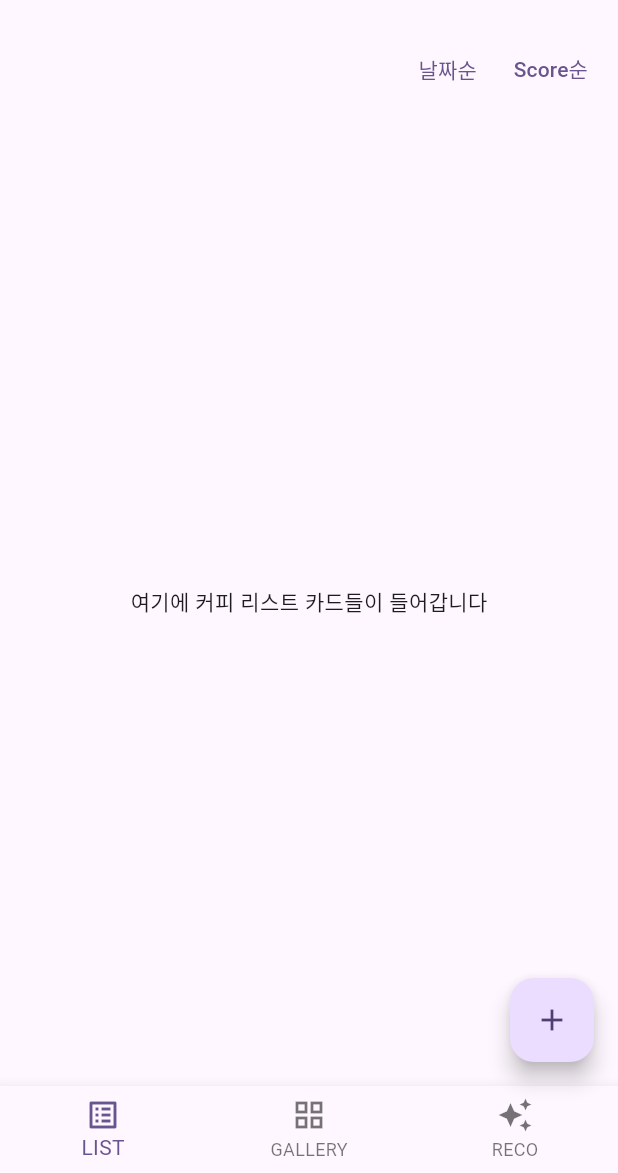
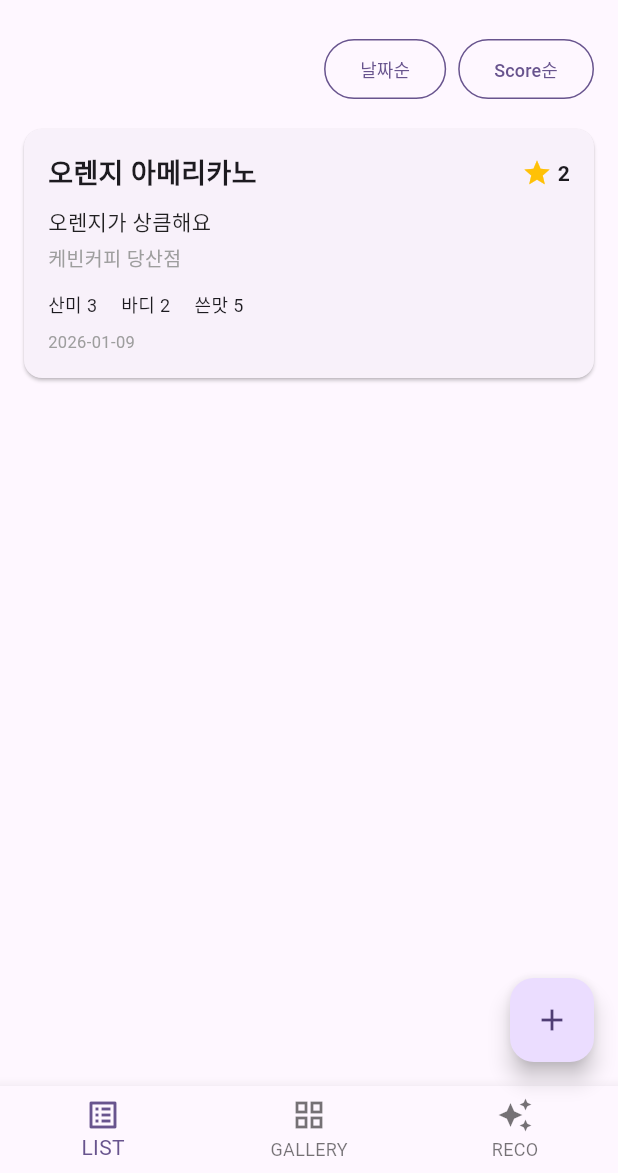
Before and after one commit to latte0415/MADCAMP-W1-Coffee-Note, a Flutter app: the screen it shows after launch, after a tap on "날짜순", on a phone screen of 412 x 824 dp, the part 63-1236 px from its top. Run offline on Flutter 3.47's test engine with Material 3 defaults, Android fonts, the phone set to English and light mode, and no system bars; our stand-ins replace sqflite; accounts and stored records are empty.

Commit message:
list card

```diff
--- a/lib/main.dart
+++ b/lib/main.dart
@@ -1,8 +1,37 @@
 import 'package:flutter/material.dart';
 import 'main_page.dart';
 import 'pages/db_test_page.dart';
+import 'models/note.dart'; // [추가]
+import 'services/note_service.dart'; // [추가]
+import 'package:uuid/uuid.dart'; // [추가] uuid 패키지 필요
 
-void main() {
+// void main() {
+//   runApp(const MyApp());
+// }
+
+void main() async {
+  WidgetsFlutterBinding.ensureInitialized();
+
+  // 앱 실행 시 딱 한 번만 실행되는 테스트 코드
+  final service = NoteService.instance;
+  final notes = await service.getAllNotes();
+
+  if (notes.isEmpty) {
+    await service.createNote(Note(
+      id: "test_${DateTime.now().millisecondsSinceEpoch}",
+      location: "케빈커피 당산점",
+      menu: "오렌지 아메리카노",
+      levelAcidity: 3,
+      levelBody: 2,
+      levelBitterness: 5,
+      comment: "오렌지가 상큼해요",
+      score: 2,
+      drankAt: DateTime.now(),
+      createdAt: DateTime.now(),
+      updatedAt: DateTime.now(),
+    ));
+  }
+
   runApp(const MyApp());
 }
 
@@ -33,8 +62,8 @@ class MyApp extends StatelessWidget {
         colorScheme: ColorScheme.fromSeed(seedColor: Colors.deepPurple),
       ),
 
-      home: const MainPage(),
-//       home: DbTestPage(),
+       home: const MainPage(),
+   //    home: DbTestPage(),
     );
   }
 }
--- a/lib/pages/list_page.dart
+++ b/lib/pages/list_page.dart
@@ -1,4 +1,6 @@
 import 'package:flutter/material.dart';
+import '../../models/note.dart';
+import '../../services/note_service.dart';
 
 class ListPage extends StatelessWidget {
   const ListPage({super.key});
@@ -7,22 +9,148 @@ class ListPage extends StatelessWidget {
   Widget build(BuildContext context) {
     return Column(
       children: [
-        // 1. 정렬 버튼 영역 (피그마 1-0-0 상단)
+        // 1. 상단 정렬 버튼
         Padding(
-          padding: const EdgeInsets.all(8.0),
+          padding: const EdgeInsets.symmetric(horizontal: 16, vertical: 8),
           child: Row(
             mainAxisAlignment: MainAxisAlignment.end,
             children: [
-              TextButton(onPressed: () {}, child: const Text("날짜순")),
-              TextButton(onPressed: () {}, child: const Text("Score순")),
+              _sortButton(context, "날짜순"),
+              const SizedBox(width: 8),
+              _sortButton(context, "Score순"),
             ],
           ),
         ),
-        // 2. 실제 리스트 (임시 데이터)
-        const Expanded(
-          child: Center(child: Text('여기에 커피 리스트 카드들이 들어갑니다')),
+
+        // 2. FutureBuilder 영역
+        Expanded(
+          child: FutureBuilder<List<Note>>(
+            future: NoteService.instance.getAllNotes(),
+            builder: (context, snapshot) {
+              if (snapshot.connectionState == ConnectionState.waiting) {
+                return const Center(child: CircularProgressIndicator());
+              }
+
+              if (snapshot.hasError) {
+                return Center(child: Text('에러 발생: ${snapshot.error}'));
+              }
+
+              if (!snapshot.hasData || snapshot.data!.isEmpty) {
+                return ListView(
+                  children: [
+                    _buildEmptyGuideCard(),
+                  ],
+                );
+              }
+
+              final notes = snapshot.data!;
+              return ListView.builder(
+                itemCount: notes.length,
+                itemBuilder: (context, index) {
+                  return _buildCoffeeCard(notes[index]);
+                },
+              );
+            },
+          ),
         ),
       ],
     );
   }
+
+  Widget _buildEmptyGuideCard() {
+    return Card(
+      margin: const EdgeInsets.symmetric(horizontal: 16, vertical: 8),
+      elevation: 0,
+      shape: RoundedRectangleBorder(
+        borderRadius: BorderRadius.circular(12),
+        side: const BorderSide(color: Colors.grey, width: 1, style: BorderStyle.solid),
+      ),
+      child: Container(
+        padding: const EdgeInsets.all(24.0),
+        child: Column(
+          children: [
+            const Icon(Icons.coffee_outlined, size: 48, color: Colors.grey),
+            const SizedBox(height: 16),
+            const Text(
+              "아직 작성된 노트가 없어요",
+              style: TextStyle(fontSize: 16, fontWeight: FontWeight.bold, color: Colors.grey),
+            ),
+            const SizedBox(height: 8),
+            const Text(
+              "하단의 + 버튼을 눌러\n첫 번째 커피 노트를 만들어보세요!",
+              textAlign: TextAlign.center,
+              style: TextStyle(fontSize: 14, color: Colors.grey),
+            ),
+          ],
+        ),
+      ),
+    );
+  }
+
+  Widget _buildCoffeeCard(Note note) {
+    return Card(
+      margin: const EdgeInsets.symmetric(horizontal: 16, vertical: 8),
+      elevation: 1,
+      shape: RoundedRectangleBorder(borderRadius: BorderRadius.circular(12)),
+      child: Padding(
+        padding: const EdgeInsets.all(16.0),
+        child: Column(
+          crossAxisAlignment: CrossAxisAlignment.start,
+          children: [
+            Row(
+              mainAxisAlignment: MainAxisAlignment.spaceBetween,
+              children: [
+                Text(note.menu, style: const TextStyle(fontSize: 18, fontWeight: FontWeight.bold)),
+                Row(
+                  children: [
+                    const Icon(Icons.star, color: Colors.amber, size: 20),
+                    Text(" ${note.score}", style: const TextStyle(fontWeight: FontWeight.bold)),
+                  ],
+                ),
+              ],
+            ),
+            const SizedBox(height: 8),
+            Text(note.comment, style: const TextStyle(fontSize: 14, color: Colors.black87)),
+            const SizedBox(height: 4),
+            Text(note.location, style: const TextStyle(color: Colors.grey, fontSize: 13)),
+            const SizedBox(height: 12),
+            Row(
+              children: [
+                _levelText("산미", note.levelAcidity),
+                _levelText("바디", note.levelBody),
+                _levelText("쓴맛", note.levelBitterness),
+              ],
+            ),
+            const SizedBox(height: 8),
+            Text(note.drankAt.toString().split(' ')[0],
+                style: const TextStyle(color: Colors.grey, fontSize: 11)),
+          ],
+        ),
+      ),
+    );
+  }
+
+  Widget _levelText(String label, int value) {
+    return Padding(
+      padding: const EdgeInsets.only(right: 16.0),
+      child: Text("$label $value", style: const TextStyle(fontSize: 12)),
+    );
+  }
+
+  Widget _sortButton(BuildContext context, String label) {
+    return OutlinedButton(
+      onPressed: () {},
+      style: OutlinedButton.styleFrom(
+        shape: const StadiumBorder(),
+        side: BorderSide(color: Theme.of(context).primaryColor),
+      ),
+      child: Text(
+        label,
+        style: TextStyle(
+          color: Theme.of(context).primaryColor,
+          fontSize: 12,
+        ),
+      ),
+    );
+  }
 }
```
